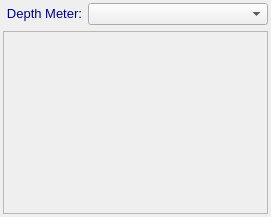
This is LoggingTool_Manager/Wizards/depth_template_wizard.ui in Osechkin/LoggingTool_Manager3 as Qt 5 draws it before an edit. The edited form follows.
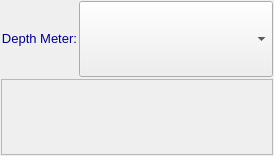
This is the edited form.

The edit to the form file:
```diff
--- a/LoggingTool_Manager/Wizards/depth_template_wizard.ui
+++ b/LoggingTool_Manager/Wizards/depth_template_wizard.ui
@@ -6,8 +6,8 @@
    <rect>
     <x>0</x>
     <y>0</y>
-    <width>271</width>
-    <height>217</height>
+    <width>274</width>
+    <height>156</height>
    </rect>
   </property>
   <property name="windowTitle">
@@ -15,16 +15,19 @@
   </property>
   <layout class="QGridLayout" name="gridLayout_4">
    <property name="leftMargin">
-    <number>3</number>
+    <number>1</number>
    </property>
    <property name="topMargin">
-    <number>3</number>
+    <number>1</number>
    </property>
    <property name="rightMargin">
-    <number>3</number>
+    <number>1</number>
    </property>
    <property name="bottomMargin">
-    <number>3</number>
+    <number>1</number>
+   </property>
+   <property name="spacing">
+    <number>2</number>
    </property>
    <item row="0" column="0">
     <widget class="QLabel" name="lblDepthMeter">
@@ -46,12 +49,23 @@
    </item>
    <item row="0" column="1">
     <widget class="QComboBox" name="cboxDepthMeter">
+     <property name="sizePolicy">
+      <sizepolicy hsizetype="Expanding" vsizetype="Preferred">
+       <horstretch>0</horstretch>
+       <verstretch>0</verstretch>
+      </sizepolicy>
+     </property>
      <property name="minimumSize">
       <size>
-       <width>180</width>
+       <width>0</width>
        <height>0</height>
       </size>
      </property>
+     <property name="font">
+      <font>
+       <pointsize>10</pointsize>
+      </font>
+     </property>
     </widget>
    </item>
    <item row="1" column="0" colspan="2">
@@ -75,6 +89,9 @@
       <property name="bottomMargin">
        <number>1</number>
       </property>
+      <property name="spacing">
+       <number>2</number>
+      </property>
      </layout>
     </widget>
    </item>
```
